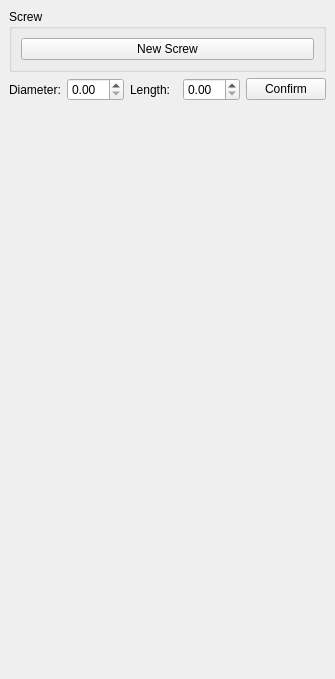
This is Apps/SpineRobotic/view/CasePlanningWidget.ui in wuzhuobin/MITK-Project as Qt 5 draws it before an edit. The edited form follows.
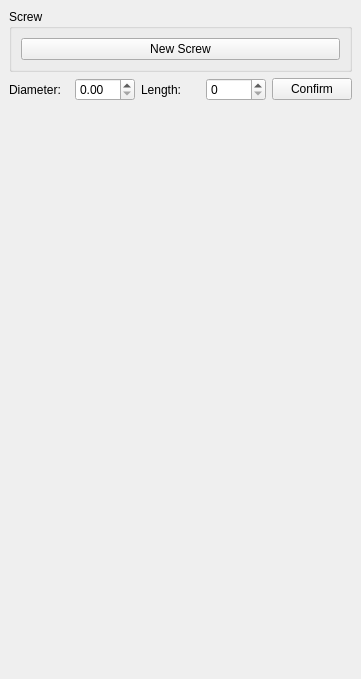
This is the edited form. The open tabs and pages were chosen to show the change.

What changed in the file:
```diff
--- a/Apps/SpineRobotic/view/CasePlanningWidget.ui
+++ b/Apps/SpineRobotic/view/CasePlanningWidget.ui
@@ -6,7 +6,7 @@
    <rect>
     <x>0</x>
     <y>0</y>
-    <width>335</width>
+    <width>361</width>
     <height>679</height>
    </rect>
   </property>
@@ -62,7 +62,7 @@
        </widget>
       </item>
       <item>
-       <widget class="QDoubleSpinBox" name="doubleSpinBox_2"/>
+       <widget class="QSpinBox" name="spinBoxScrewLength"/>
       </item>
       <item>
        <widget class="QPushButton" name="pushButton">
```
Left out of the diff: 8 changed lines with no effect on the pictures.
